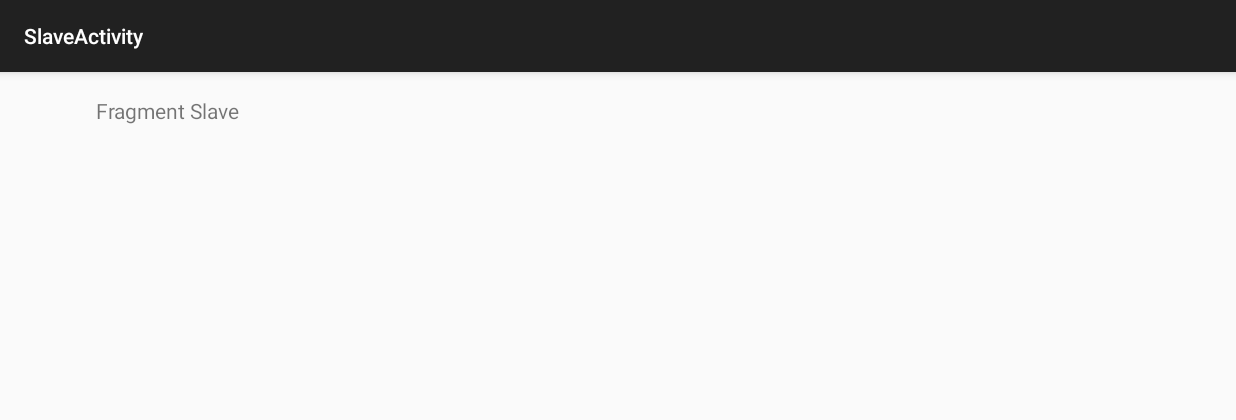
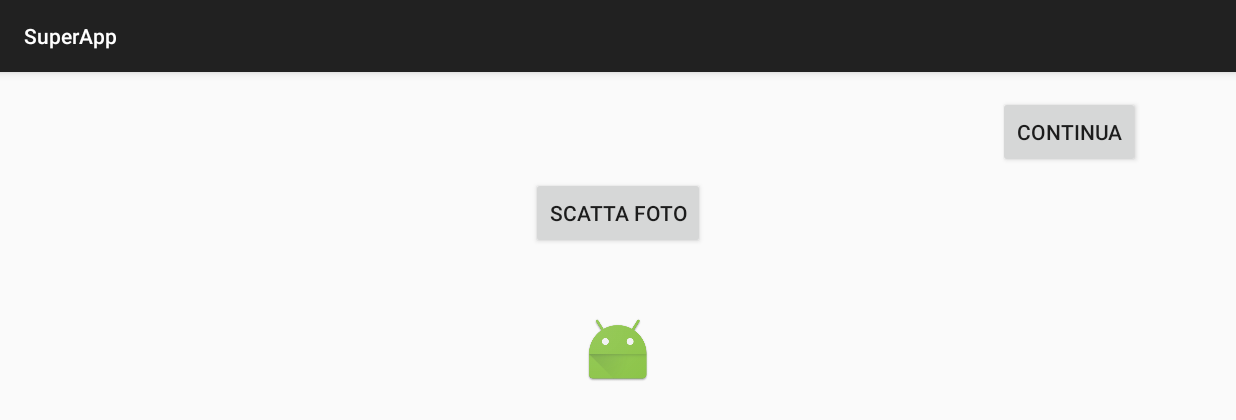
Before and after one commit to playfellas/superapp, an Android app: the screen it shows after launch (SlaveActivity), after a tap on "SLAVE", on a phone screen of 824 x 412 dp (held sideways). Shown: the top 420 px of the screen. Run offline under Robolectric (Android 15) with nearby library versions, the phone set to English and light mode, and no system bars; our stand-ins replace ButterKnife.

Commit message:
Added photofragment to slave

```diff
--- a/app/src/main/AndroidManifest.xml
+++ b/app/src/main/AndroidManifest.xml
@@ -26,17 +26,17 @@
         </activity>
         <activity
             android:name=".activities.master.GameActivity"
-            android:label="@string/title_activity_master"
+            android:label="@string/app_name"
             android:screenOrientation="landscape">
         </activity>
         <activity
             android:name=".activities.slave.SlaveActivity"
-            android:label="@string/title_activity_slave"
+            android:label="@string/app_name"
             android:screenOrientation="landscape">
         </activity>
         <activity
             android:name=".activities.master.MasterActivity"
-            android:label="@string/title_activity_master"
+            android:label="@string/app_name"
             android:screenOrientation="landscape">
         </activity>
     </application>
--- /dev/null
+++ b/app/src/main/java/it/playfellas/superapp/activities/slave/PhotoFragment.java
@@ -0,0 +1,82 @@
+package it.playfellas.superapp.activities.slave;
+
+import android.content.Intent;
+import android.graphics.Bitmap;
+import android.support.v4.app.Fragment;
+import android.os.Bundle;
+import android.support.v7.app.AppCompatActivity;
+import android.view.LayoutInflater;
+import android.view.View;
+import android.view.ViewGroup;
+import android.widget.Button;
+import android.widget.ImageView;
+import android.widget.Toast;
+
+import butterknife.Bind;
+import butterknife.ButterKnife;
+import butterknife.OnClick;
+import it.playfellas.superapp.R;
+
+/**
+ * Created by Stefano Cappa on 30/07/15.
+ */
+public class PhotoFragment extends Fragment {
+
+    public static final String TAG = PhotoFragment.class.getSimpleName();
+
+    private static final int CAMERA_REQUEST = 1888;
+
+    @Bind(R.id.photoImageView)
+    public ImageView imageView;
+
+    @Bind(R.id.takePhotoButton)
+    public Button takePhotoButton;
+
+    @Bind(R.id.continueButton)
+    public Button continueButton;
+
+    /**
+     * Method to obtain a new Fragment's instance.
+     *
+     * @return This Fragment instance.
+     */
+    public static PhotoFragment newInstance() {
+        return new PhotoFragment();
+    }
+
+    public PhotoFragment() {
+    }
+
+    @Override
+    public View onCreateView(LayoutInflater inflater, ViewGroup container,
+                             Bundle savedInstanceState) {
+        View root = inflater.inflate(R.layout.fragment_slave, container, false);
+
+        ButterKnife.bind(this, root);
+
+        //TODO REMOVE BUTTON IN THE FINAL VERSION OF THIS APP
+        takePhotoButton.setOnClickListener(new View.OnClickListener() {
+            @Override
+            public void onClick(View v) {
+                Intent cameraIntent = new Intent(android.provider.MediaStore.ACTION_IMAGE_CAPTURE);
+                startActivityForResult(cameraIntent, CAMERA_REQUEST);
+            }
+        });
+
+        return root;
+    }
+
+    @Override
+    public void onActivityResult(int requestCode, int resultCode, Intent data) {
+        if (requestCode == CAMERA_REQUEST && resultCode == AppCompatActivity.RESULT_OK) {
+            Bitmap photo = (Bitmap) data.getExtras().get("data");
+            imageView.setImageBitmap(photo);
+        }
+    }
+
+    @OnClick(R.id.continueButton)
+    public void onClickContinueButton() {
+        //TODO call another fragment with the progress bar to wait a netevent from master
+        Toast.makeText(this.getActivity(), "I should call another fragment", Toast.LENGTH_SHORT).show();
+    }
+}
--- a/app/src/main/java/it/playfellas/superapp/activities/slave/SlaveActivity.java
+++ b/app/src/main/java/it/playfellas/superapp/activities/slave/SlaveActivity.java
@@ -6,6 +6,9 @@ import android.os.Bundle;
 import butterknife.ButterKnife;
 import it.playfellas.superapp.R;
 
+/**
+ * Created by Stefano Cappa on 30/07/15.
+ */
 public class SlaveActivity extends AppCompatActivity {
 
     @Override
@@ -15,11 +18,10 @@ public class SlaveActivity extends AppCompatActivity {
 
         ButterKnife.bind(this);
 
-        SlaveFragment masterFragment = SlaveFragment.newInstance();
-
+        PhotoFragment photoFragment = PhotoFragment.newInstance();
 
         this.getSupportFragmentManager().beginTransaction()
-                .replace(R.id.slave_root_container, masterFragment, SlaveFragment.TAG)
+                .replace(R.id.slave_root_container, photoFragment, PhotoFragment.TAG)
                 .commit();
         this.getSupportFragmentManager().executePendingTransactions();
     }
--- a/app/src/main/java/it/playfellas/superapp/activities/slave/SlaveFragment.java
+++ /dev/null
@@ -1,36 +0,0 @@
-package it.playfellas.superapp.activities.slave;
-
-import android.support.v4.app.Fragment;
-import android.os.Bundle;
-import android.view.LayoutInflater;
-import android.view.View;
-import android.view.ViewGroup;
-
-import it.playfellas.superapp.R;
-
-/**
- * The SlaveFragment
- */
-public class SlaveFragment extends Fragment {
-
-    public static final String TAG = SlaveFragment.class.getSimpleName();
-
-    /**
-     * Method to obtain a new Fragment's instance.
-     * @return This Fragment instance.
-     */
-    public static SlaveFragment newInstance() {
-        return new SlaveFragment();
-    }
-
-    public SlaveFragment() {
-    }
-
-    @Override
-    public View onCreateView(LayoutInflater inflater, ViewGroup container,
-                             Bundle savedInstanceState) {
-        return inflater.inflate(R.layout.fragment_slave, container, false);
-
-        //TODO USE PHOTO ACTIVITY HERE
-    }
-}
--- a/app/src/main/res/layout/fragment_slave.xml
+++ b/app/src/main/res/layout/fragment_slave.xml
@@ -2,15 +2,36 @@
                 xmlns:tools="http://schemas.android.com/tools"
                 android:layout_width="match_parent"
                 android:layout_height="match_parent"
+                android:paddingBottom="@dimen/activity_vertical_margin"
                 android:paddingLeft="@dimen/activity_horizontal_margin"
                 android:paddingRight="@dimen/activity_horizontal_margin"
                 android:paddingTop="@dimen/activity_vertical_margin"
-                android:paddingBottom="@dimen/activity_vertical_margin"
-                tools:context="it.playfellas.superapp.activities.slave.SlaveFragment">
+                tools:context="it.playfellas.superapp.activities.slave.PhotoFragment">
 
-    <TextView
-        android:text="Fragment Slave"
+    <Button
+        android:id="@+id/takePhotoButton"
         android:layout_width="wrap_content"
-        android:layout_height="wrap_content"/>
+        android:layout_height="wrap_content"
+        android:text="Scatta foto"
+        android:layout_marginTop="54dp"
+        android:layout_alignParentTop="true"
+        android:layout_centerHorizontal="true"/>
+
+    <ImageView
+        android:id="@+id/photoImageView"
+        android:layout_width="wrap_content"
+        android:layout_height="wrap_content"
+        android:src="@mipmap/ic_launcher"
+        android:layout_marginTop="43dp"
+        android:layout_below="@+id/takePhotoButton"
+        android:layout_centerHorizontal="true"/>
+
+    <Button
+        android:id="@+id/continueButton"
+        android:layout_width="wrap_content"
+        android:layout_height="wrap_content"
+        android:text="Continua"
+        android:layout_alignParentTop="true"
+        android:layout_alignParentEnd="true"/>
 
 </RelativeLayout>
```
Also changed, not shown: app/src/main/res/layout/activity_main.xml (deleted, +0 -54 lines), app/src/main/res/values/preferences.xml (added, +8 -0 lines), app/src/main/res/values/strings.xml (+0 -8 lines).
